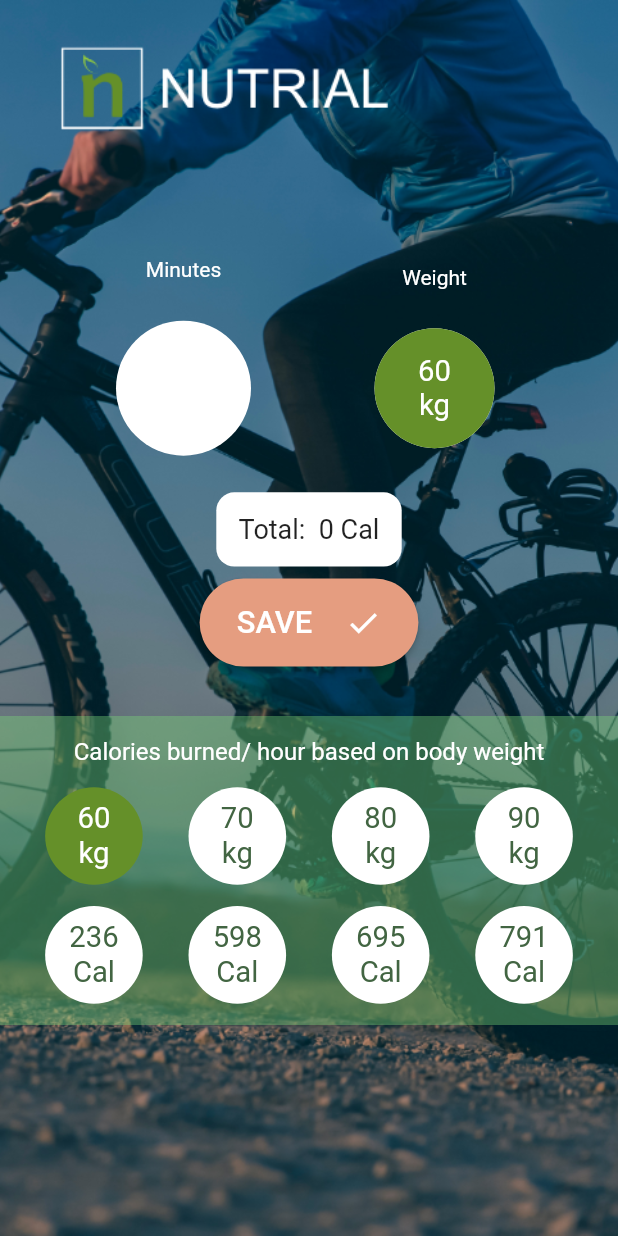
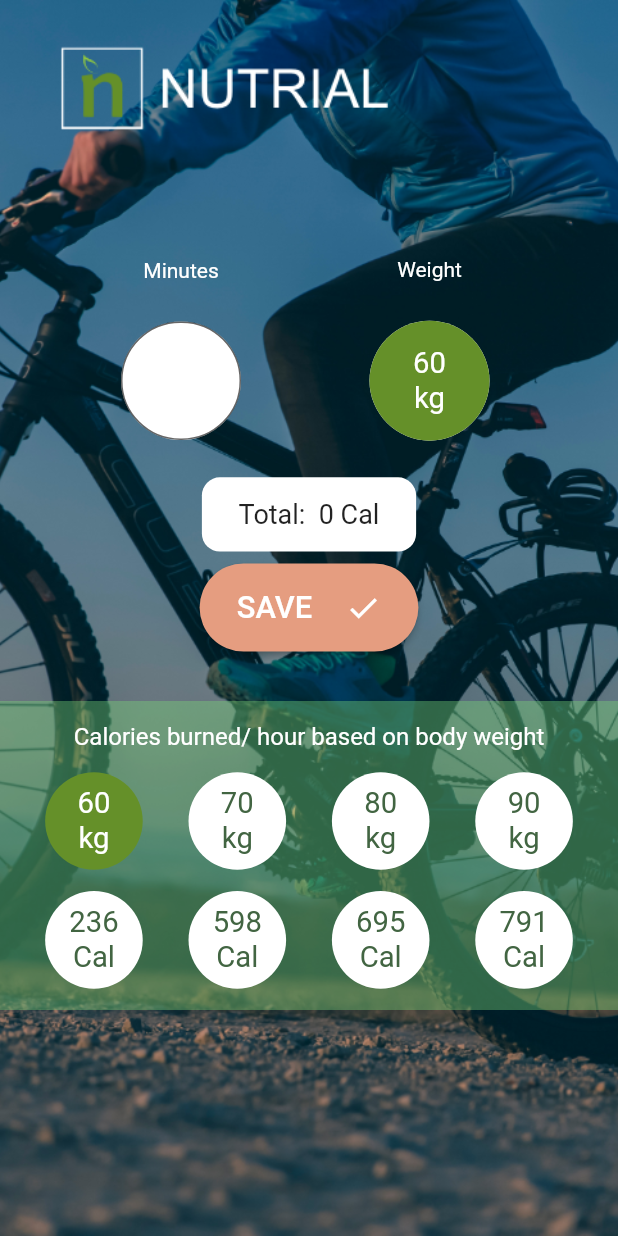
Before and after one commit to mohmdramadn/nutrial, a Flutter app: the _Body screen opened directly, after a tap on "Cycling, mountain bike, bmx", on a phone screen of 412 x 824 dp. Run offline on Flutter 3.47's test engine with Material 2 defaults, Android fonts, the phone set to English and light mode, and no system bars; our stand-ins replace cloud_firestore, dotted_line, firebase_auth, firebase_core, flutter_screenutil, get and 3 more; accounts and stored records are empty.

Commit message:
Fixed UI and added isSuccess functionality

```diff
--- a/lib/screens/cardio_exercise/cardio_exercise_screen.dart
+++ b/lib/screens/cardio_exercise/cardio_exercise_screen.dart
@@ -1,4 +1,5 @@
 import 'package:flutter/material.dart';
+import 'package:flutter/services.dart';
 import 'package:flutter_screenutil/flutter_screenutil.dart';
 import 'package:nutrial/components/logo.dart';
 import 'package:nutrial/constants/colors.dart';
@@ -36,6 +37,7 @@ class _Body extends StatelessWidget {
             const _BackgroundImg(),
             SingleChildScrollView(
               child: Column(
+                mainAxisSize: MainAxisSize.min,
                 mainAxisAlignment: MainAxisAlignment.start,
                 children: [
                   SizedBox(height: 20.h),
@@ -48,7 +50,8 @@ class _Body extends StatelessWidget {
                       children: const [_Minutes(), _BodyWeight()],
                     ),
                   if (!isSuccess) SizedBox(height: size.height * 0.02),
-                  if (!isSuccess) _TotalCalories(size: size, total: 'total'),
+                  if (!isSuccess)
+                    Flexible(child: _TotalCalories(size: size, total: 'total')),
                   if (!isSuccess) const _SaveButton(),
                   if (!isSuccess) SizedBox(height: size.height * 0.04),
                   if (!isSuccess) _BottomKilosCalories(size: size)
@@ -167,7 +170,7 @@ class _TotalCalories extends StatelessWidget {
     var totalCalories =
         context.select((CardioExerciseViewModel vm) => vm.totalCalories);
     return Container(
-      width: size.width * 0.30,
+      width: 130.w,
       height: size.height * 0.06,
       margin: const EdgeInsets.all(8),
       decoration: BoxDecoration(
@@ -273,8 +276,8 @@ class _SaveButtonState extends State<_SaveButton> {
         context.select((CardioExerciseViewModel vm) => vm.isLoading);
 
     return ElevatedButton(
-      //TODO add save functionality
-      onPressed: () {},
+      onPressed: () =>
+          context.read<CardioExerciseViewModel>().setSuccessState(true),
       style: ElevatedButton.styleFrom(
         shape: const StadiumBorder(),
         backgroundColor: AppColors.saveButtonColor,
@@ -354,18 +357,27 @@ class _Minutes extends StatelessWidget {
             style: const TextStyle(color: Colors.white),
           ),
         ),
-        Container(
-          width: 90,
-          height: 90,
-          decoration:
-              const BoxDecoration(color: Colors.white, shape: BoxShape.circle),
+        SizedBox(
+          width: 80,
           child: Center(
             child: TextField(
+              style: const TextStyle(fontSize: 25),
+              textAlign: TextAlign.center,
+              cursorColor: AppColors.floatingButton,
+              inputFormatters: <TextInputFormatter>[
+                FilteringTextInputFormatter.digitsOnly,
+                LengthLimitingTextInputFormatter(3)
+              ],
               controller: controller,
               keyboardType: TextInputType.number,
-              decoration: const InputDecoration(
-                  border: InputBorder.none,
-                  contentPadding: EdgeInsets.only(left: 20, right: 20)),
+              decoration: InputDecoration(
+                filled: true,
+                fillColor: Colors.white,
+                border: OutlineInputBorder(
+                  borderRadius: BorderRadius.circular(50.0),
+                ),
+                contentPadding: const EdgeInsets.symmetric(vertical: 25),
+              ),
               onChanged: (min) => context
                   .read<CardioExerciseViewModel>()
                   .onMinutesChangedAction(min),
--- a/lib/screens/cardio_exercise/cardio_exercise_view_model.dart
+++ b/lib/screens/cardio_exercise/cardio_exercise_view_model.dart
@@ -15,6 +15,10 @@ class CardioExerciseViewModel extends ChangeNotifier{
   bool get isSuccess => _isSuccess;
   void setSuccessState(value){
     _isSuccess = value;
+    Future.delayed(const Duration(seconds: 3),(){
+      _isSuccess = !value;
+      notifyListeners();
+    });
     notifyListeners();
   }
 
@@ -46,7 +50,7 @@ class CardioExerciseViewModel extends ChangeNotifier{
         .value.replaceAll(RegExp(r'[^0-9]'), '');
     var calories = int.tryParse(caloriesValue);
     _totalCalories =
-        ((minutesInt! * calories!) / minutesInt).round().toString();
+        ((minutesInt! * calories!) / 60).round().toString();
     notifyListeners();
   }
 }
```
